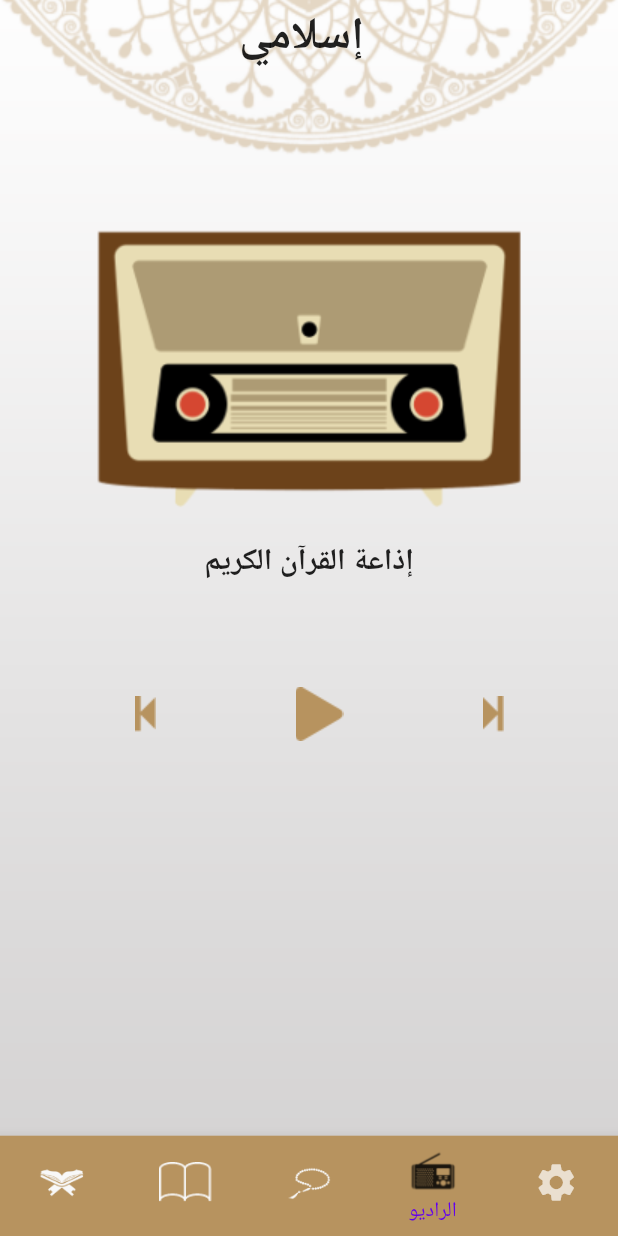
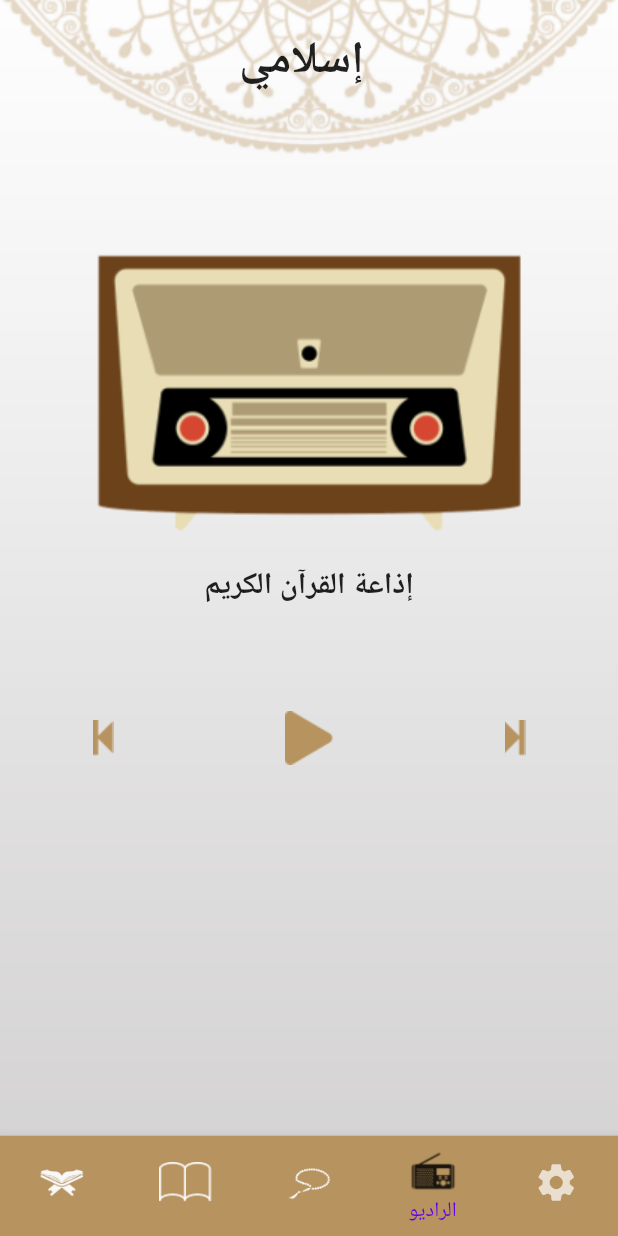
Before and after one commit to Mohamed-Yosry/quran_Flutter, a Flutter app: the screen it shows after launch, item 2 of the bottom bar chosen, on a phone screen of 412 x 824 dp. Run offline on Flutter 3.47's test engine with Material 2 defaults, Android fonts, the phone set to English and light mode, and no system bars; our stand-ins replace just_audio, rxdart, shared_preferences; missing offline and left inert: audio_session; generated files the repository leaves out were written again.

Commit message:
fixed radio button problem

```diff
--- a/lib/Sebha.dart
+++ b/lib/Sebha.dart
@@ -45,7 +45,7 @@ class _sebha extends State<Sebha> {
         child: Column(
             children:[
               Container(
-                margin: EdgeInsets.only(right: 10,top:4,bottom: 30),
+                margin: EdgeInsets.only(right: 10,top:20,bottom: 30),
                 child:
                   Center(
                       child:Text(AppLocalizations.of(context)!.islamy,
--- a/lib/radio_page.dart
+++ b/lib/radio_page.dart
@@ -112,7 +112,7 @@ class _RadioChannel extends State< RadioChannel> with WidgetsBindingObserver {
         child: Column(
             children:[
               Container(
-                margin: EdgeInsets.only(right: 10,top:4,bottom: 30),
+                margin: EdgeInsets.only(right: 10,top:20,bottom: 30),
                 child:
                 Center(
                   child:Text(AppLocalizations.of(context)!.islamy,
@@ -136,29 +136,33 @@ class _RadioChannel extends State< RadioChannel> with WidgetsBindingObserver {
                   style: TextStyle(fontSize: 20, fontWeight: FontWeight.bold), textAlign: TextAlign.center,),
               ),
               Container(
-                  padding: EdgeInsets.only(right: 25),
+                  //padding: EdgeInsets.only(right: 25),
                   margin: EdgeInsets.only(top: 20),child:Row(
 
                    children: [
-                        IconButton(icon: provider.isDarkModeEnable()? Image.asset("assets/nextDark.png"): Image.asset("assets/500.png")
+                     Expanded(
+                         child:IconButton(icon: provider.isDarkModeEnable()? Image.asset("assets/nextDark.png"): Image.asset("assets/500.png")
                           ,onPressed: () {
                           index++;
                           _player.setAudioSource(AudioSource.uri(Uri.parse(
                               s[index])));
 
-                    },iconSize: 100,),
-                     IconButton(icon:  provider.isDarkModeEnable()? Image.asset("assets/playDark.png"):Image.asset("assets/play.png")
+                    },iconSize: 100,)),
+                     Expanded(
+                         child:IconButton(icon:  provider.isDarkModeEnable()? Image.asset("assets/playDark.png"):Image.asset("assets/play.png")
                        ,onPressed: () {
 
                          _player.play();
 
+                       },iconSize: 100,)),
+                     Expanded(
+                       child: IconButton(icon:  provider.isDarkModeEnable()? Image.asset("assets/preDark.png"):Image.asset("assets/previos1.png")
+                         ,onPressed: () {
+                         index--;
+                         _player.setAudioSource(AudioSource.uri(Uri.parse(
+                             s[index])));
                        },iconSize: 100,),
-                     IconButton(icon:  provider.isDarkModeEnable()? Image.asset("assets/preDark.png"):Image.asset("assets/previos1.png")
-                       ,onPressed: () {
-                       index--;
-                       _player.setAudioSource(AudioSource.uri(Uri.parse(
-                           s[index])));
-                     },iconSize: 100,),
+                     ),
                   ],
                 ))
 
```
